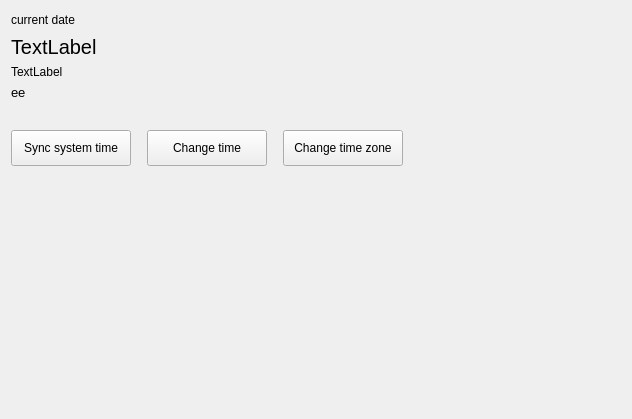
Before: the Qt Designer form plugins/time-language/datetime/datetime.ui in ukui/ukui-control-center, drawn with Qt 5.
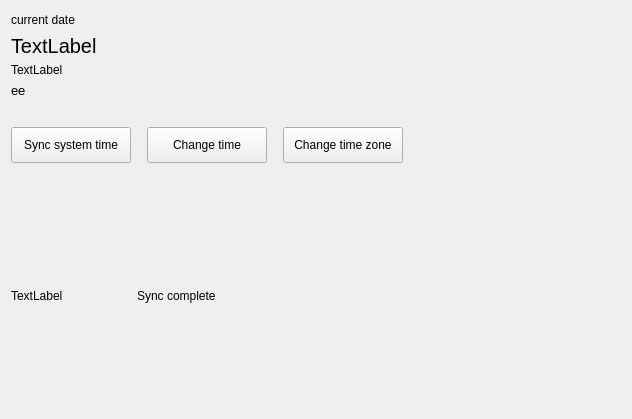
After: the same form once the commit is applied.

Commit message: add sync system time,chang time and 24-hour clock

```diff
--- a/plugins/time-language/datetime/datetime.ui
+++ b/plugins/time-language/datetime/datetime.ui
@@ -245,6 +245,64 @@
      </property>
     </widget>
    </item>
+   <item>
+    <layout class="QHBoxLayout" name="horizontalLayout">
+     <property name="topMargin">
+      <number>32</number>
+     </property>
+     <item>
+      <widget class="QLabel" name="syslabel">
+       <property name="minimumSize">
+        <size>
+         <width>120</width>
+         <height>30</height>
+        </size>
+       </property>
+       <property name="maximumSize">
+        <size>
+         <width>120</width>
+         <height>30</height>
+        </size>
+       </property>
+       <property name="text">
+        <string>TextLabel</string>
+       </property>
+      </widget>
+     </item>
+     <item>
+      <widget class="QLabel" name="endlabel">
+       <property name="minimumSize">
+        <size>
+         <width>120</width>
+         <height>30</height>
+        </size>
+       </property>
+       <property name="sizeIncrement">
+        <size>
+         <width>120</width>
+         <height>30</height>
+        </size>
+       </property>
+       <property name="text">
+        <string>Sync complete</string>
+       </property>
+      </widget>
+     </item>
+     <item>
+      <spacer name="horizontalSpacer_2">
+       <property name="orientation">
+        <enum>Qt::Horizontal</enum>
+       </property>
+       <property name="sizeHint" stdset="0">
+        <size>
+         <width>40</width>
+         <height>20</height>
+        </size>
+       </property>
+      </spacer>
+     </item>
+    </layout>
+   </item>
    <item>
     <spacer name="verticalSpacer">
      <property name="orientation">
```
The commit also changes 7 other files.
